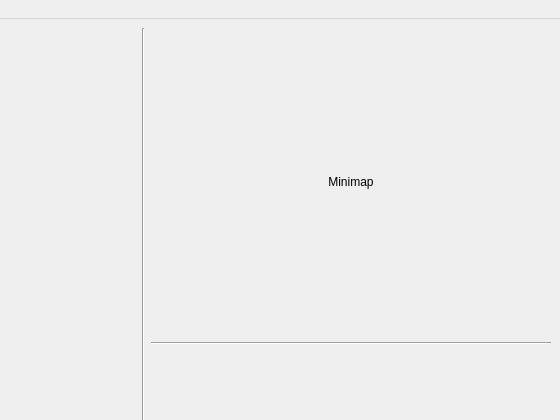
Old version of the form assets/ecran_jeu.ui in the repository NightlySide/La-Bataille-Brestoise; both pictures show x 673 to 1233 and y 0 to 420 of the 1233 by 651 pixel window.
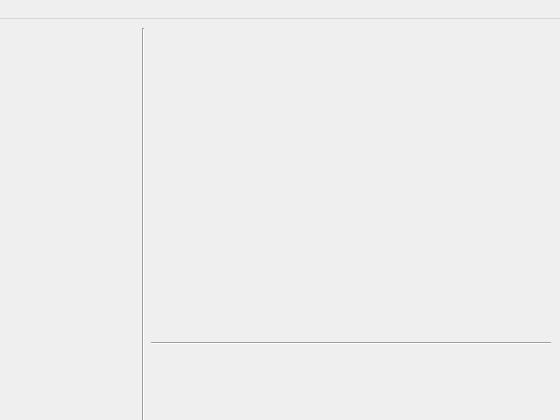
New version of the form.

Diff of the .ui file:
```diff
--- a/assets/ecran_jeu.ui
+++ b/assets/ecran_jeu.ui
@@ -50,8 +50,8 @@
         </property>
         <property name="minimumSize">
          <size>
-          <width>400</width>
-          <height>300</height>
+          <width>0</width>
+          <height>0</height>
          </size>
         </property>
         <property name="maximumSize">
@@ -61,7 +61,7 @@
          </size>
         </property>
         <property name="text">
-         <string>Minimap</string>
+         <string/>
         </property>
         <property name="alignment">
          <set>Qt::AlignCenter</set>
```
